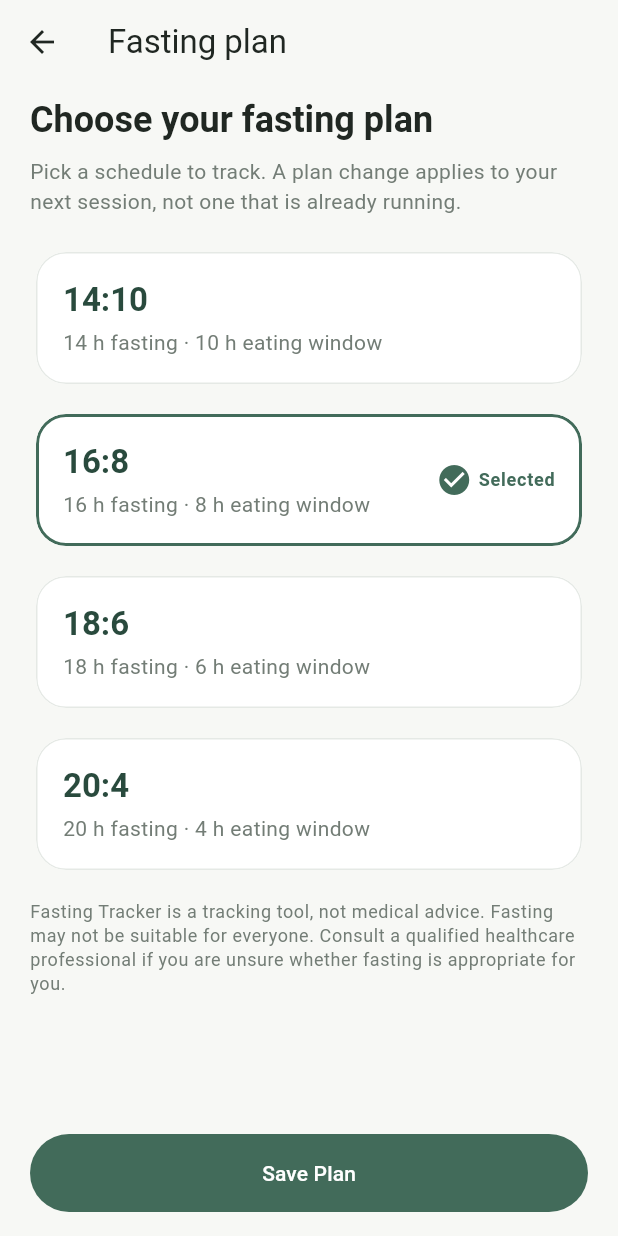
After one commit to MuhammadHideaki-Isd/Fastise, a Flutter app: the PlanSelectionScreen screen opened directly, on a phone screen of 412 x 824 dp. The commit adds this screen. Run offline on Flutter 3.47's test engine with Material 3 defaults, Android fonts, the phone set to English and light mode, and no system bars.

Commit message:
Task 4: fasting plan selection and controller

```diff
--- a/lib/app/app.dart
+++ b/lib/app/app.dart
@@ -1,5 +1,7 @@
 import 'package:flutter/material.dart';
 
+import '../features/fasting/application/fasting_controller.dart';
+import '../features/fasting/application/fasting_scope.dart';
 import '../features/home/presentation/home_screen.dart';
 import '../features/progress/presentation/progress_screen.dart';
 import '../features/history/presentation/history_screen.dart';
@@ -7,14 +9,19 @@ import '../features/profile/presentation/profile_screen.dart';
 import 'theme/app_theme.dart';
 
 class FastiseApp extends StatelessWidget {
-  const FastiseApp({super.key});
+  const FastiseApp({super.key, required this.controller});
+
+  final FastingController controller;
 
   @override
   Widget build(BuildContext context) {
-    return MaterialApp(
-      title: 'Fasting Tracker',
-      theme: AppTheme.light(),
-      home: const AppShell(),
+    return FastingScope(
+      controller: controller,
+      child: MaterialApp(
+        title: 'Fasting Tracker',
+        theme: AppTheme.light(),
+        home: const AppShell(),
+      ),
     );
   }
 }
--- /dev/null
+++ b/lib/features/fasting/application/fasting_controller.dart
@@ -0,0 +1,20 @@
+import 'package:flutter/foundation.dart';
+
+import '../domain/fasting_plan.dart';
+
+/// App-wide fasting state. Extended with sessions (Task 5) and persistence
+/// (Task 7).
+class FastingController extends ChangeNotifier {
+  FastingController({FastingPlan plan = FastingPlan.defaultPlan})
+    : _selectedPlan = plan;
+
+  FastingPlan _selectedPlan;
+
+  FastingPlan get selectedPlan => _selectedPlan;
+
+  void selectPlan(FastingPlan plan) {
+    if (plan.id == _selectedPlan.id) return;
+    _selectedPlan = plan;
+    notifyListeners();
+  }
+}
--- /dev/null
+++ b/lib/features/fasting/application/fasting_scope.dart
@@ -0,0 +1,18 @@
+import 'package:flutter/widgets.dart';
+
+import 'fasting_controller.dart';
+
+class FastingScope extends InheritedNotifier<FastingController> {
+  const FastingScope({
+    super.key,
+    required FastingController controller,
+    required super.child,
+  }) : super(notifier: controller);
+
+  /// Depends on the controller: the caller rebuilds when it notifies.
+  static FastingController of(BuildContext context) {
+    final scope = context.dependOnInheritedWidgetOfExactType<FastingScope>();
+    assert(scope != null, 'No FastingScope found in context');
+    return scope!.notifier!;
+  }
+}
--- /dev/null
+++ b/lib/features/fasting/domain/fasting_plan.dart
@@ -0,0 +1,37 @@
+class FastingPlan {
+  const FastingPlan({
+    required this.id,
+    required this.name,
+    required this.fastingHours,
+    required this.eatingHours,
+  });
+
+  final String id;
+  final String name;
+  final int fastingHours;
+  final int eatingHours;
+
+  Duration get fastingDuration => Duration(hours: fastingHours);
+
+  static const presets = <FastingPlan>[
+    FastingPlan(id: '14-10', name: '14:10', fastingHours: 14, eatingHours: 10),
+    FastingPlan(id: '16-8', name: '16:8', fastingHours: 16, eatingHours: 8),
+    FastingPlan(id: '18-6', name: '18:6', fastingHours: 18, eatingHours: 6),
+    FastingPlan(id: '20-4', name: '20:4', fastingHours: 20, eatingHours: 4),
+  ];
+
+  static const defaultPlan = FastingPlan(
+    id: '16-8',
+    name: '16:8',
+    fastingHours: 16,
+    eatingHours: 8,
+  );
+
+  /// Returns null for unknown ids (e.g. malformed stored data).
+  static FastingPlan? byId(String? id) {
+    for (final plan in presets) {
+      if (plan.id == id) return plan;
+    }
+    return null;
+  }
+}
--- /dev/null
+++ b/lib/features/fasting/presentation/plan_selection_screen.dart
@@ -0,0 +1,167 @@
+import 'package:flutter/material.dart';
+
+import '../../../app/theme/app_colors.dart';
+import '../application/fasting_controller.dart';
+import '../application/fasting_scope.dart';
+import '../domain/fasting_plan.dart';
+
+class PlanSelectionScreen extends StatefulWidget {
+  const PlanSelectionScreen({super.key});
+
+  @override
+  State<PlanSelectionScreen> createState() => _PlanSelectionScreenState();
+}
+
+class _PlanSelectionScreenState extends State<PlanSelectionScreen> {
+  FastingPlan? _selected;
+
+  void _save(FastingController controller, FastingPlan plan) {
+    controller.selectPlan(plan);
+    Navigator.of(context).pop();
+  }
+
+  @override
+  Widget build(BuildContext context) {
+    final controller = FastingScope.of(context);
+    final selected = _selected ?? controller.selectedPlan;
+    final theme = Theme.of(context);
+
+    return Scaffold(
+      appBar: AppBar(title: const Text('Fasting plan')),
+      body: SafeArea(
+        child: Column(
+          children: [
+            Expanded(
+              child: ListView(
+                padding: const EdgeInsets.fromLTRB(20, 8, 20, 16),
+                children: [
+                  Text(
+                    'Choose your fasting plan',
+                    style: theme.textTheme.headlineSmall?.copyWith(
+                      fontWeight: FontWeight.w700,
+                    ),
+                  ),
+                  const SizedBox(height: 8),
+                  Text(
+                    'Pick a schedule to track. A plan change applies to your '
+                    'next session, not one that is already running.',
+                    style: theme.textTheme.bodyMedium?.copyWith(
+                      color: AppColors.textSecondary,
+                    ),
+                  ),
+                  const SizedBox(height: 20),
+                  for (final plan in FastingPlan.presets) ...[
+                    _PlanCard(
+                      plan: plan,
+                      selected: plan.id == selected.id,
+                      onTap: () => setState(() => _selected = plan),
+                    ),
+                    const SizedBox(height: 12),
+                  ],
+                  const SizedBox(height: 4),
+                  Text(
+                    'Fasting Tracker is a tracking tool, not medical advice. '
+                    'Fasting may not be suitable for everyone. Consult a '
+                    'qualified healthcare professional if you are unsure '
+                    'whether fasting is appropriate for you.',
+                    style: theme.textTheme.bodySmall?.copyWith(
+                      color: AppColors.textSecondary,
+                    ),
+                  ),
+                ],
+              ),
+            ),
+            Padding(
+              padding: const EdgeInsets.fromLTRB(20, 0, 20, 16),
+              child: SizedBox(
+                width: double.infinity,
+                height: 52,
+                child: FilledButton(
+                  onPressed: () => _save(controller, selected),
+                  child: const Text('Save Plan'),
+                ),
+              ),
+            ),
+          ],
+        ),
+      ),
+    );
+  }
+}
+
+class _PlanCard extends StatelessWidget {
+  const _PlanCard({
+    required this.plan,
+    required this.selected,
+    required this.onTap,
+  });
+
+  final FastingPlan plan;
+  final bool selected;
+  final VoidCallback onTap;
+
+  @override
+  Widget build(BuildContext context) {
+    final theme = Theme.of(context);
+    final shape = RoundedRectangleBorder(
+      borderRadius: BorderRadius.circular(20),
+      side: BorderSide(
+        color: selected ? AppColors.primary : AppColors.border,
+        width: selected ? 2 : 1,
+      ),
+    );
+
+    return Semantics(
+      button: true,
+      selected: selected,
+      child: Card(
+        shape: shape,
+        clipBehavior: Clip.antiAlias,
+        child: InkWell(
+          onTap: onTap,
+          child: Padding(
+            padding: const EdgeInsets.all(18),
+            child: Row(
+              children: [
+                Expanded(
+                  child: Column(
+                    crossAxisAlignment: CrossAxisAlignment.start,
+                    children: [
+                      Text(
+                        plan.name,
+                        style: theme.textTheme.titleLarge?.copyWith(
+                          fontWeight: FontWeight.w700,
+                          color: AppColors.primaryDark,
+                        ),
+                      ),
+                      const SizedBox(height: 4),
+                      Text(
+                        '${plan.fastingHours} h fasting · '
+                        '${plan.eatingHours} h eating window',
+                        style: theme.textTheme.bodyMedium?.copyWith(
+                          color: AppColors.textSecondary,
+                        ),
+                      ),
+                    ],
+                  ),
+                ),
+                if (selected) ...[
+                  const SizedBox(width: 12),
+                  const Icon(Icons.check_circle, color: AppColors.primary),
+                  const SizedBox(width: 4),
+                  Text(
+                    'Selected',
+                    style: theme.textTheme.labelMedium?.copyWith(
+                      color: AppColors.primary,
+                      fontWeight: FontWeight.w700,
+                    ),
+                  ),
+                ],
+              ],
+            ),
+          ),
+        ),
+      ),
+    );
+  }
+}
--- a/lib/features/home/presentation/home_screen.dart
+++ b/lib/features/home/presentation/home_screen.dart
@@ -3,6 +3,8 @@ import 'package:flutter/material.dart';
 import '../../../app/theme/app_colors.dart';
 import '../../../shared/widgets/empty_state.dart';
 import '../../../shared/widgets/stat_card.dart';
+import '../../fasting/application/fasting_scope.dart';
+import '../../fasting/presentation/plan_selection_screen.dart';
 import 'widgets/fasting_timer.dart';
 
 /// Static idle-state dashboard (Task 3). Plan, stats, and the Start CTA are
@@ -45,6 +47,7 @@ class HomeScreen extends StatelessWidget {
   @override
   Widget build(BuildContext context) {
     final theme = Theme.of(context);
+    final plan = FastingScope.of(context).selectedPlan;
     final now = DateTime.now();
     final dateText =
         '${_weekdays[now.weekday - 1]}, ${now.day} ${_months[now.month - 1]}';
@@ -97,11 +100,11 @@ class HomeScreen extends StatelessWidget {
                     child: Column(
                       children: [
                         // Static idle values; real timer arrives in Task 6.
-                        const FastingTimer(
+                        FastingTimer(
                           statusLabel: 'Not fasting',
                           timeText: '00:00:00',
                           progress: 0,
-                          caption: 'Target 16 h',
+                          caption: 'Target ${plan.fastingHours} h',
                         ),
                         const SizedBox(height: 24),
                         const SizedBox(
@@ -120,9 +123,14 @@ class HomeScreen extends StatelessWidget {
                 const SizedBox(height: 24),
                 const _SectionLabel('YOUR PLAN'),
                 const SizedBox(height: 10),
-                // Placeholder default plan until selection exists (Task 4).
                 Card(
+                  clipBehavior: Clip.antiAlias,
                   child: ListTile(
+                    onTap: () => Navigator.of(context).push(
+                      MaterialPageRoute<void>(
+                        builder: (_) => const PlanSelectionScreen(),
+                      ),
+                    ),
                     contentPadding: const EdgeInsets.symmetric(
                       horizontal: 20,
                       vertical: 8,
@@ -132,12 +140,16 @@ class HomeScreen extends StatelessWidget {
                       child: Icon(Icons.schedule, color: AppColors.primary),
                     ),
                     title: Text(
-                      '16:8',
+                      plan.name,
                       style: theme.textTheme.titleMedium?.copyWith(
                         fontWeight: FontWeight.w700,
                       ),
                     ),
-                    subtitle: const Text('16 h fasting · 8 h eating window'),
+                    subtitle: Text(
+                      '${plan.fastingHours} h fasting · '
+                      '${plan.eatingHours} h eating window',
+                    ),
+                    trailing: const Icon(Icons.chevron_right),
                   ),
                 ),
                 const SizedBox(height: 24),
--- a/lib/main.dart
+++ b/lib/main.dart
@@ -1,7 +1,8 @@
 import 'package:flutter/material.dart';
 
 import 'app/app.dart';
+import 'features/fasting/application/fasting_controller.dart';
 
 void main() {
-  runApp(const FastiseApp());
+  runApp(FastiseApp(controller: FastingController()));
 }
```
Also changed, not shown: 1 other file.
